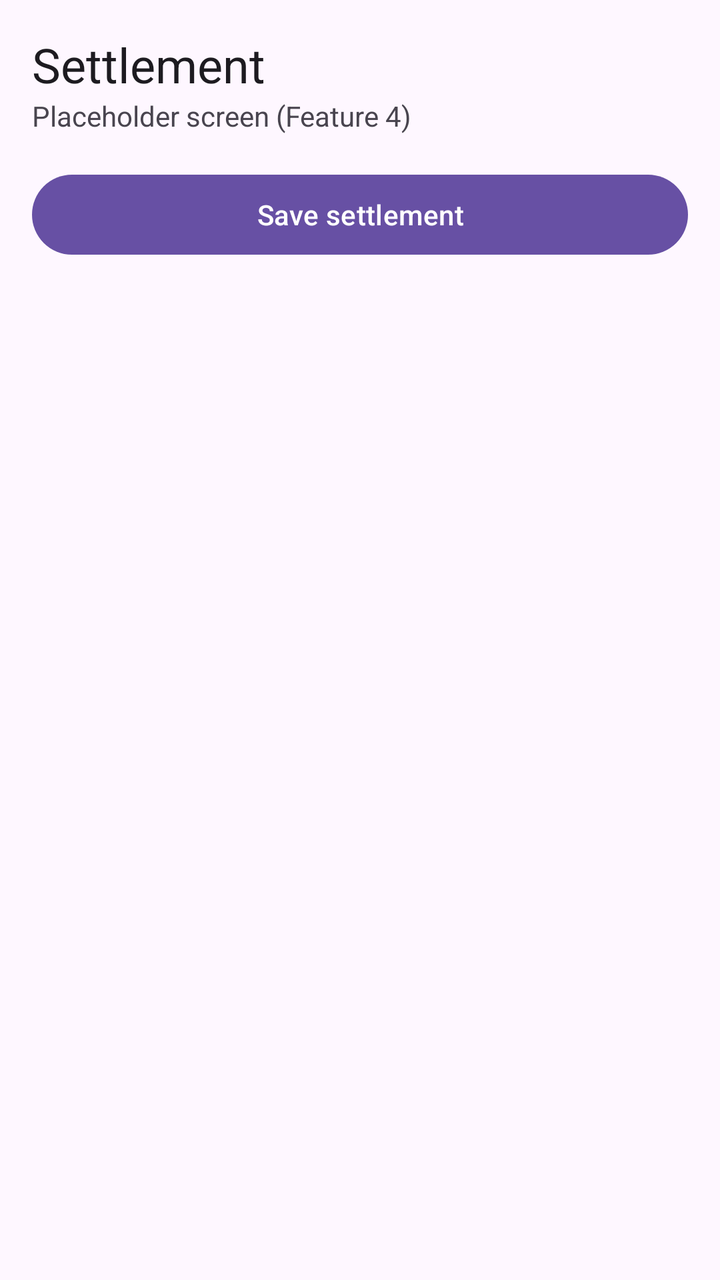
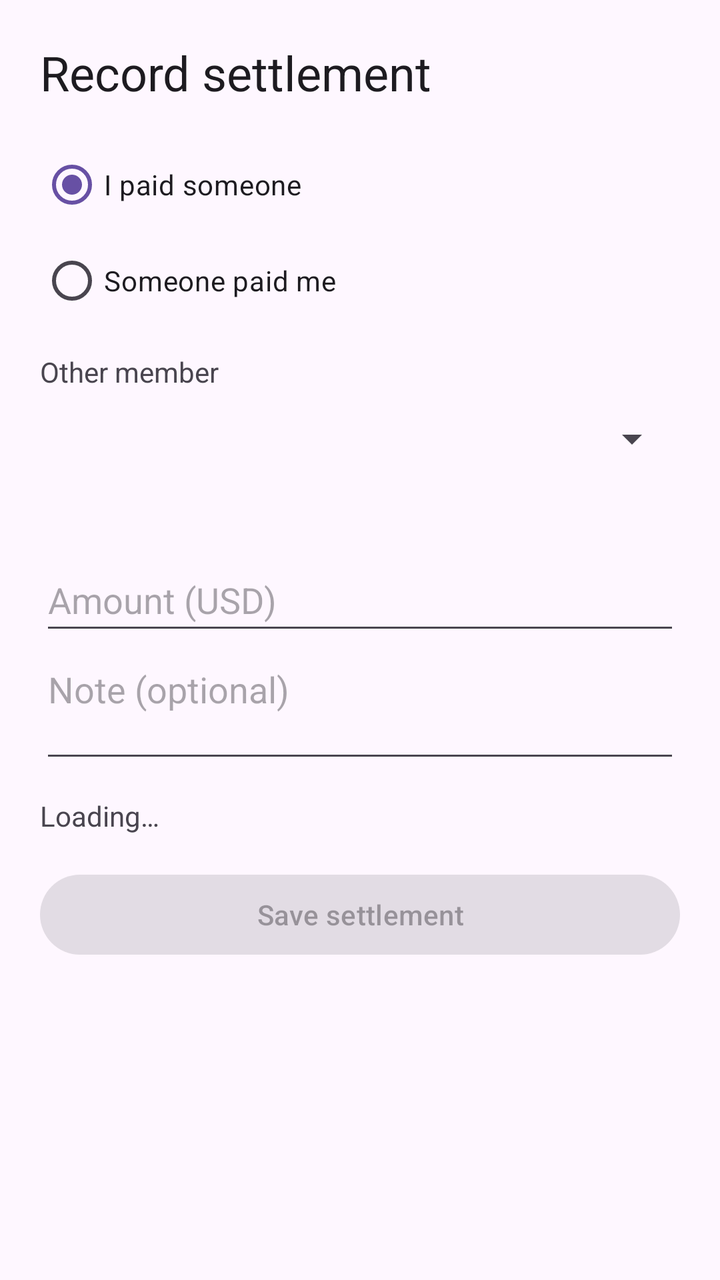

Before-and-after screenshots of an Android layout around one commit, followed by the original layout XML and the change that was made.
<!-- AndroidManifest.xml: application theme Theme.SplitSmartGroup19 -->
<!-- res/layout/activity_settlement_form.xml -->
<?xml version="1.0" encoding="utf-8"?>
<LinearLayout xmlns:android="http://schemas.android.com/apk/res/android"
    android:id="@+id/main"
    android:layout_width="match_parent"
    android:layout_height="match_parent"
    android:orientation="vertical"
    android:padding="16dp">

    <TextView
        android:layout_width="wrap_content"
        android:layout_height="wrap_content"
        android:text="Settlement"
        android:textAppearance="?attr/textAppearanceHeadlineSmall" />

    <TextView
        android:layout_width="wrap_content"
        android:layout_height="wrap_content"
        android:layout_marginBottom="16dp"
        android:text="Placeholder screen (Feature 4)" />

    <Button
        android:id="@+id/buttonSave"
        android:layout_width="match_parent"
        android:layout_height="wrap_content"
        android:text="Save settlement" />

</LinearLayout>
<!-- resources referenced by this layout -->
<resources>
  <style name="Theme.SplitSmartGroup19" parent="Base.Theme.SplitSmartGroup19" />
  <style name="Base.Theme.SplitSmartGroup19" parent="Theme.Material3.DayNight.NoActionBar">
          
          
      </style>
</resources>

<!-- the commit's change to res/layout/activity_settlement_form.xml (unified diff, before → after) -->
@@ -1,27 +1,21 @@
 <?xml version="1.0" encoding="utf-8"?>
-<LinearLayout xmlns:android="http://schemas.android.com/apk/res/android"
-    android:id="@+id/main"
-    android:layout_width="match_parent"
-    android:layout_height="match_parent"
-    android:orientation="vertical"
-    android:padding="16dp">
-
-    <TextView
-        android:layout_width="wrap_content"
-        android:layout_height="wrap_content"
-        android:text="Settlement"
-        android:textAppearance="?attr/textAppearanceHeadlineSmall" />
-
-    <TextView
-        android:layout_width="wrap_content"
-        android:layout_height="wrap_content"
-        android:layout_marginBottom="16dp"
-        android:text="Placeholder screen (Feature 4)" />
-
-    <Button
-        android:id="@+id/buttonSave"
-        android:layout_width="match_parent"
-        android:layout_height="wrap_content"
-        android:text="Save settlement" />
-
-</LinearLayout>
+<ScrollView xmlns:android="http://schemas.android.com/apk/res/android"
+    android:id="@+id/main" android:layout_width="match_parent" android:layout_height="match_parent"
+    android:fillViewport="true" android:padding="20dp">
+    <LinearLayout android:layout_width="match_parent" android:layout_height="wrap_content" android:orientation="vertical">
+        <TextView android:id="@+id/textSettlementHeading" android:layout_width="match_parent" android:layout_height="wrap_content" android:text="@string/d_record" android:textAppearance="?attr/textAppearanceHeadlineSmall" />
+        <TextView android:id="@+id/textSettlementDate" android:layout_width="match_parent" android:layout_height="wrap_content" android:layout_marginTop="12dp" android:visibility="gone" />
+        <RadioGroup android:id="@+id/settlementDirection" android:layout_width="match_parent" android:layout_height="wrap_content" android:layout_marginTop="16dp" android:checkedButton="@id/radioIPaid">
+            <RadioButton android:id="@+id/radioIPaid" android:layout_width="match_parent" android:layout_height="wrap_content" android:minHeight="48dp" android:text="@string/d_i_paid" />
+            <RadioButton android:id="@+id/radioPaidMe" android:layout_width="match_parent" android:layout_height="wrap_content" android:minHeight="48dp" android:text="@string/d_paid_me" />
+        </RadioGroup>
+        <TextView android:layout_width="match_parent" android:layout_height="wrap_content" android:labelFor="@id/spinnerSettlementMember" android:text="@string/d_member" android:layout_marginTop="12dp" />
+        <Spinner android:id="@+id/spinnerSettlementMember" android:layout_width="match_parent" android:layout_height="48dp" />
+        <TextView android:id="@+id/textSettlementMaximum" android:layout_width="match_parent" android:layout_height="wrap_content" android:layout_marginBottom="12dp" />
+        <EditText android:id="@+id/inputSettlementAmount" android:layout_width="match_parent" android:layout_height="wrap_content" android:minHeight="48dp" android:hint="@string/d_amount" android:inputType="numberDecimal|numberSigned" android:autofillHints="" android:selectAllOnFocus="true" />
+        <EditText android:id="@+id/inputSettlementNote" android:layout_width="match_parent" android:layout_height="wrap_content" android:minHeight="64dp" android:hint="@string/d_note" android:inputType="textCapSentences|textMultiLine" android:autofillHints="" android:gravity="top|start" />
+        <TextView android:id="@+id/textSettlementStatus" android:layout_width="match_parent" android:layout_height="wrap_content" android:layout_marginTop="12dp" android:accessibilityLiveRegion="polite" android:text="@string/d_loading" />
+        <Button android:id="@+id/buttonSettlementRetry" android:layout_width="wrap_content" android:layout_height="wrap_content" android:text="@string/d_retry" android:visibility="gone" />
+        <Button android:id="@+id/buttonSave" android:layout_width="match_parent" android:layout_height="wrap_content" android:text="@string/d_save" android:layout_marginTop="16dp" android:enabled="false" />
+    </LinearLayout>
+</ScrollView>
<!-- resource entries referenced after the edit -->
@@ -1,5 +1,14 @@
 <!-- resources referenced by this layout -->
 <resources>
+  <string name="d_amount">Amount (USD)</string>
+  <string name="d_i_paid">I paid someone</string>
+  <string name="d_loading">Loading…</string>
+  <string name="d_member">Other member</string>
+  <string name="d_note">Note (optional)</string>
+  <string name="d_paid_me">Someone paid me</string>
+  <string name="d_record">Record settlement</string>
+  <string name="d_retry">Retry</string>
+  <string name="d_save">Save settlement</string>
   <style name="Theme.SplitSmartGroup19" parent="Base.Theme.SplitSmartGroup19" />
   <style name="Base.Theme.SplitSmartGroup19" parent="Theme.Material3.DayNight.NoActionBar">
           
